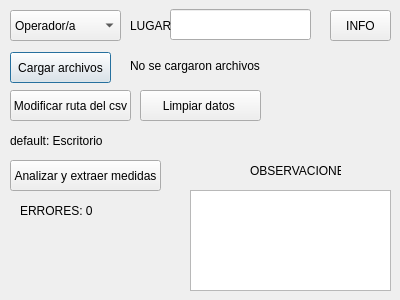
tinchofiuba/ScanerPies, file GUI.ui: the form before one commit.
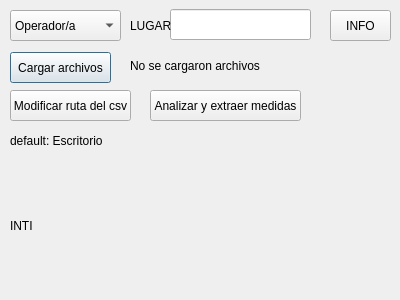
The form after the commit.

Commit message: removí algunos procedimientos y borre cosas. solo falta probar el procesamiento de datos

```diff
--- a/GUI.ui
+++ b/GUI.ui
@@ -113,8 +113,8 @@
   <widget class="QPushButton" name="pushButton_3">
    <property name="geometry">
     <rect>
-     <x>10</x>
-     <y>160</y>
+     <x>150</x>
+     <y>90</y>
      <width>151</width>
      <height>31</height>
     </rect>
@@ -136,42 +136,6 @@
     <string>default: Escritorio</string>
    </property>
   </widget>
-  <widget class="QLabel" name="label_4">
-   <property name="geometry">
-    <rect>
-     <x>20</x>
-     <y>200</y>
-     <width>161</width>
-     <height>21</height>
-    </rect>
-   </property>
-   <property name="text">
-    <string>ERRORES: 0</string>
-   </property>
-  </widget>
-  <widget class="QTextEdit" name="textEdit">
-   <property name="geometry">
-    <rect>
-     <x>190</x>
-     <y>190</y>
-     <width>201</width>
-     <height>101</height>
-    </rect>
-   </property>
-  </widget>
-  <widget class="QLabel" name="label_5">
-   <property name="geometry">
-    <rect>
-     <x>250</x>
-     <y>160</y>
-     <width>91</width>
-     <height>21</height>
-    </rect>
-   </property>
-   <property name="text">
-    <string>OBSERVACIONES</string>
-   </property>
-  </widget>
   <widget class="QPushButton" name="pushButton_4">
    <property name="geometry">
     <rect>
@@ -185,17 +149,17 @@
     <string>INFO</string>
    </property>
   </widget>
-  <widget class="QPushButton" name="pushButton_5">
+  <widget class="QLabel" name="label_Imagen">
    <property name="geometry">
     <rect>
-     <x>140</x>
-     <y>90</y>
-     <width>121</width>
-     <height>31</height>
+     <x>10</x>
+     <y>160</y>
+     <width>141</width>
+     <height>131</height>
     </rect>
    </property>
    <property name="text">
-    <string>Limpiar datos </string>
+    <string>INTI</string>
    </property>
   </widget>
  </widget>
```
The commit also changes 8 other files.
